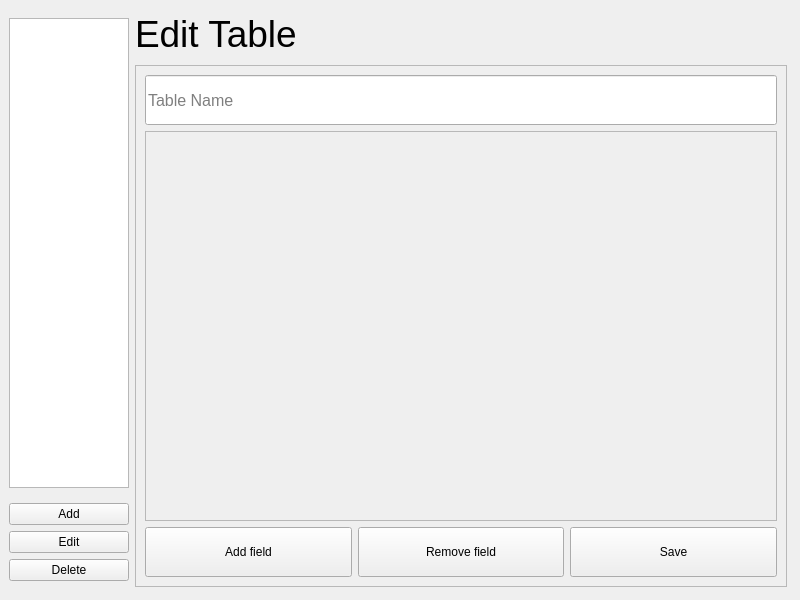
Old version of the form forms/main_window.ui in the repository wnkbll/database-viewer.
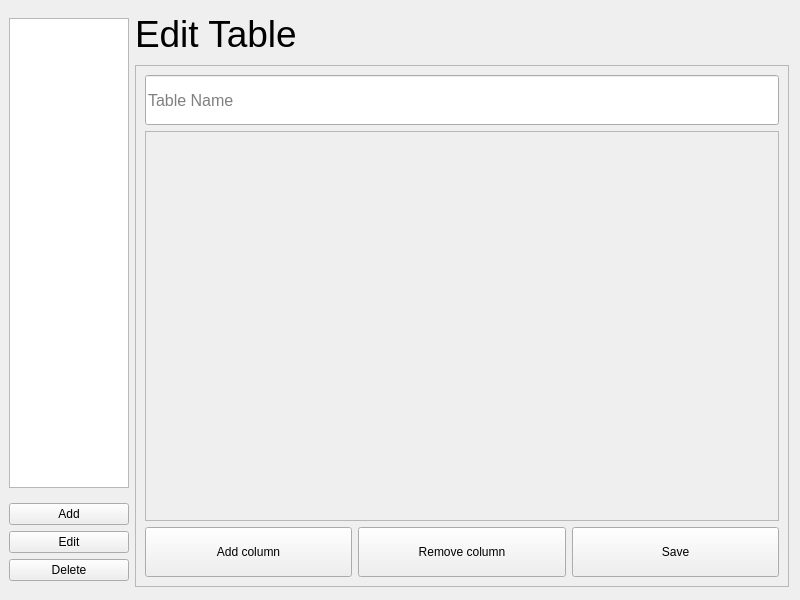
New version of the form. The open tabs and pages were chosen to show the change.

Patch:
```diff
--- a/forms/main_window.ui
+++ b/forms/main_window.ui
@@ -38,9 +38,9 @@
      <verstretch>0</verstretch>
     </sizepolicy>
    </property>
-   <layout class="QVBoxLayout" name="verticalLayout_4">
+   <layout class="QVBoxLayout" name="verticalLayout">
     <item>
-     <layout class="QHBoxLayout" name="horizontalLayout">
+     <layout class="QHBoxLayout" name="main_layout">
       <item>
        <layout class="QVBoxLayout" name="verticalLayout_5">
         <item>
@@ -77,7 +77,7 @@
          </widget>
         </item>
         <item>
-         <layout class="QVBoxLayout" name="verticalLayout">
+         <layout class="QVBoxLayout" name="buttons_layout">
           <item>
            <widget class="QPushButton" name="addButton">
             <property name="sizePolicy">
@@ -389,7 +389,7 @@
            <rect>
             <x>0</x>
             <y>0</y>
-            <width>652</width>
+            <width>654</width>
             <height>578</height>
            </rect>
           </property>
@@ -453,9 +453,11 @@
              <property name="frameShadow">
               <enum>QFrame::Shadow::Raised</enum>
              </property>
-             <layout class="QVBoxLayout" name="verticalLayout_3">
+             <layout class="QVBoxLayout" name="verticalLayout_4">
               <item>
-               <widget class="QLineEdit" name="tableNameEditPage2">
+               <layout class="QVBoxLayout" name="edit_page_frame_layout">
+                <item>
+                 <widget class="QLineEdit" name="edit_page_table_name_edit">
                 <property name="sizePolicy">
                  <sizepolicy hsizetype="Expanding" vsizetype="Expanding">
                   <horstretch>0</horstretch>
@@ -491,7 +493,7 @@
                </widget>
               </item>
               <item>
-               <widget class="QScrollArea" name="fieldsAreaPage2">
+                 <widget class="QScrollArea" name="edit_page_scroll_area">
                 <property name="enabled">
                  <bool>true</bool>
                 </property>
@@ -540,7 +542,7 @@
                </widget>
               </item>
               <item>
-               <layout class="QHBoxLayout" name="fieldButtonsLayoutPage2">
+                 <layout class="QHBoxLayout" name="edit_page_buttons_layout">
                 <item>
                  <widget class="QPushButton" name="newFieldButtonPage2">
                   <property name="minimumSize">
@@ -556,7 +558,7 @@
                    </size>
                   </property>
                   <property name="text">
-                   <string>Add field</string>
+                     <string>Add column</string>
                   </property>
                  </widget>
                 </item>
@@ -575,7 +577,7 @@
                    </size>
                   </property>
                   <property name="text">
-                   <string>Remove field</string>
+                     <string>Remove column</string>
                   </property>
                  </widget>
                 </item>
@@ -597,6 +599,8 @@
                    <string>Save</string>
                   </property>
                  </widget>
+                  </item>
+                 </layout>
                 </item>
                </layout>
               </item>
```
Left out of the diff: 68 changed lines with no effect on the pictures. Lines whose indentation alone changed are shown as unchanged.
